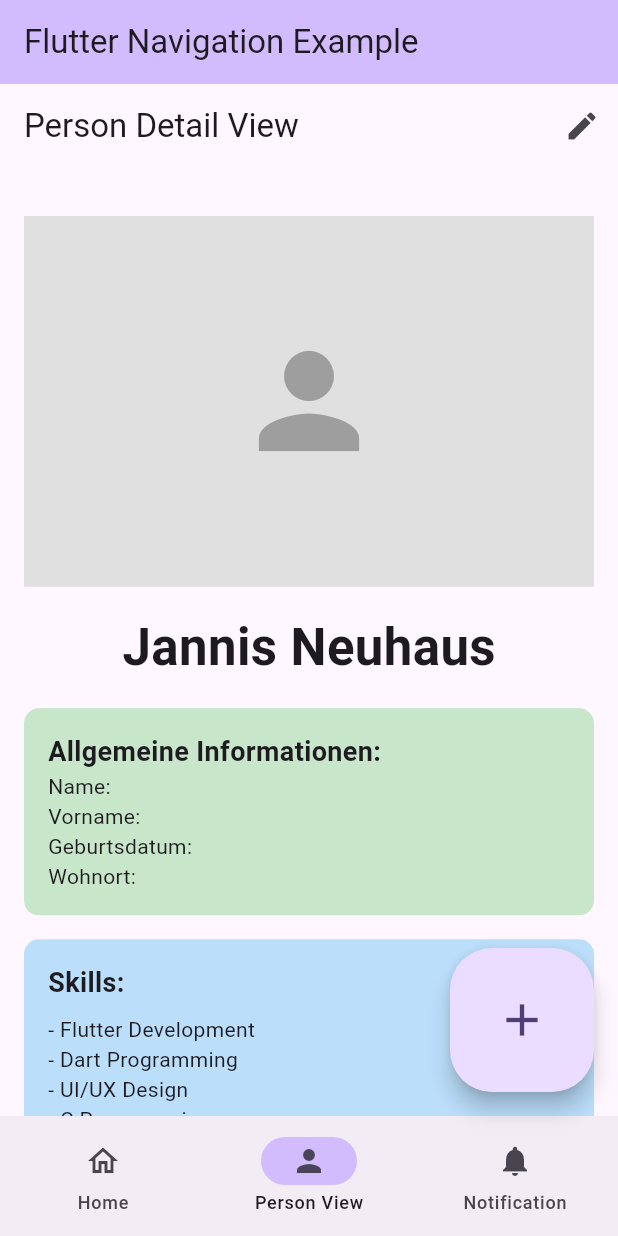
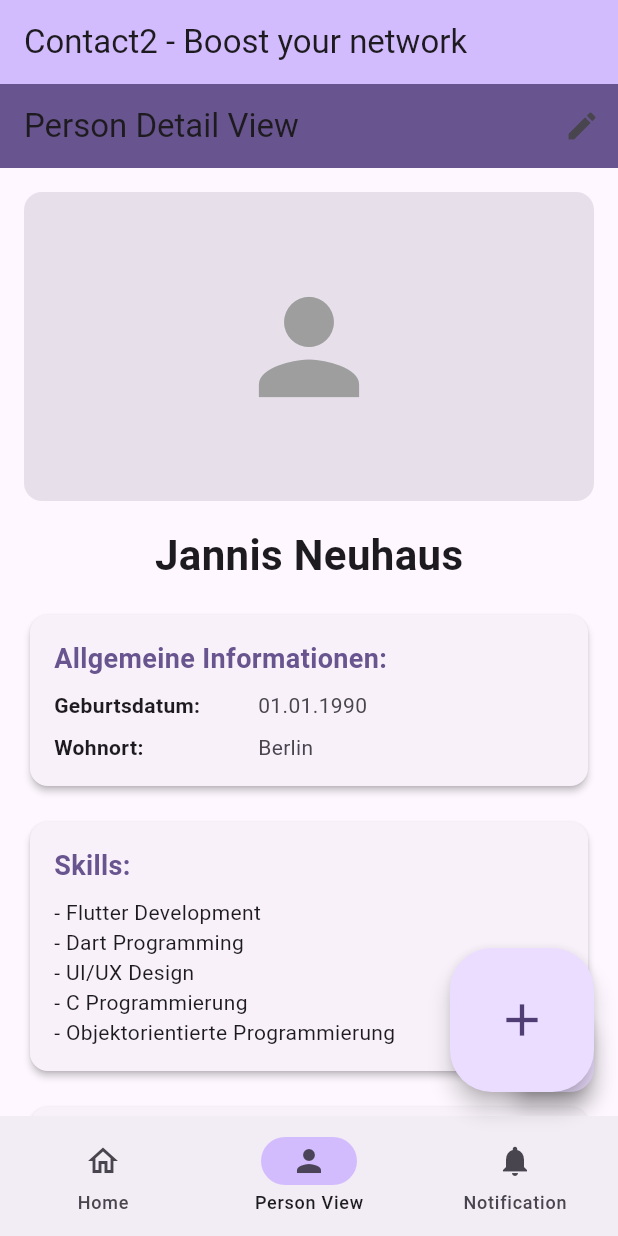
Before and after one commit to Driemtax/connect2, a Flutter app: the screen it shows after launch, item 2 of the bottom bar chosen, on a phone screen of 412 x 824 dp. Run offline on Flutter 3.47's test engine with Material 3 defaults, Android fonts, the light colour scheme and no system bars.

Commit message:
feat: PersonCardView basic Structure finished and redesigned to match app overall design theme

```diff
--- a/lib/main.dart
+++ b/lib/main.dart
@@ -49,7 +49,7 @@ class _MyHomePageState extends State<MyHomePage> {
   Widget build(BuildContext context) {
     return Scaffold(
       appBar: AppBar(
-        title: const Text('Flutter Navigation Example'),
+        title: const Text('Contact2 - Boost your network'),
         backgroundColor: Theme.of(context).colorScheme.inversePrimary,
       ),
       body: Center(
@@ -59,7 +59,7 @@ class _MyHomePageState extends State<MyHomePage> {
         onPressed: () {
           Navigator.push(
             context,
-            MaterialPageRoute(builder: (context) => PersonCardView()),
+            MaterialPageRoute(builder: (context) => const PersonCardView()),
           );
         },
         tooltip: 'Increment',
--- a/lib/screens/person_card_view.dart
+++ b/lib/screens/person_card_view.dart
@@ -1,158 +1,283 @@
 import 'package:flutter/material.dart';
+import 'package:intl/intl.dart'; // Für die Datumformatierung
 
-class PersonCardView extends StatelessWidget {
+class PersonCardView extends StatefulWidget {
   const PersonCardView({super.key});
 
   @override
+  _PersonCardViewState createState() => _PersonCardViewState();
+}
+
+class _PersonCardViewState extends State<PersonCardView> {
+  // Liste der Notizen
+  final List<Note> _notizenListe = [
+    Note(date: '01.01.2023', text: 'Erste Notiz'),
+    Note(date: '02.01.2023', text: 'Zweite Notiz'),
+    Note(date: '03.01.2023', text: 'Dritte Notiz'),
+  ];
+
+  // Methode zum Hinzufügen einer neuen Notiz
+  void _addNotiz(String newText) {
+    setState(() {
+      String formattedDate = DateFormat('dd.MM.yyyy').format(DateTime.now());
+      _notizenListe.add(Note(date: formattedDate, text: newText));
+    });
+  }
+
+  // Methode zum Anzeigen eines Dialogs, um den Benutzer nach dem Notiztext zu fragen
+  Future<void> _showAddNoteDialog() async {
+    String noteText = '';
+
+    await showDialog(
+      context: context,
+      builder: (BuildContext context) {
+        return AlertDialog(
+          title: const Text('Neue Notiz hinzufügen'),
+          content: TextField(
+            decoration: const InputDecoration(hintText: "Notiz eingeben"),
+            onChanged: (value) {
+              noteText = value;
+            },
+          ),
+          actions: <Widget>[
+            TextButton(
+              child: const Text('Abbrechen'),
+              onPressed: () {
+                Navigator.of(context).pop();
+              },
+            ),
+            TextButton(
+              child: const Text('Hinzufügen'),
+              onPressed: () {
+                if (noteText.isNotEmpty) {
+                  _addNotiz(noteText);
+                }
+                Navigator.of(context).pop();
+              },
+            ),
+          ],
+        );
+      },
+    );
+  }
+
+  @override
   Widget build(BuildContext context) {
+    // Greife auf das Farbschema des übergeordneten Themas zu
+    final colorScheme = Theme.of(context).colorScheme;
+
     return Scaffold(
       appBar: AppBar(
         title: const Text('Person Detail View'),
+        backgroundColor: colorScheme.primary,
         actions: [
           IconButton(
             icon: const Icon(Icons.edit),
             onPressed: () {
               // Bearbeiten-Funktion
-              // Implementiere hier deine Logik zum Bearbeiten der Daten
             },
           ),
         ],
       ),
-      body: SingleChildScrollView( // Scrollable Container
+      body: SingleChildScrollView(
         child: Padding(
           padding: const EdgeInsets.all(16.0),
           child: Column(
             crossAxisAlignment: CrossAxisAlignment.start,
             children: [
-              const SizedBox(height: 16),
-              // Foto der Person (Platzhalter als leeres Rechteck)
+              // Foto der Person (Platzhalter)
               Container(
                 width: double.infinity,
-                height: MediaQuery.of(context).size.height * 0.3, // 1/3 der Bildschirmhöhe
-                color: Colors.grey[300], // Platzhalter Farbe
+                height: MediaQuery.of(context).size.height * 0.25,
+                decoration: BoxDecoration(
+                  color: colorScheme.surfaceVariant,
+                  borderRadius: BorderRadius.circular(12),
+                ),
                 child: const Center(
-                  child: Icon(Icons.person, size: 100, color: Colors.grey), // Person Icon als Platzhalter
+                  child: Icon(Icons.person, size: 100, color: Colors.grey),
                 ),
               ),
               const SizedBox(height: 16),
-              const Center(
-                child: Text("Jannis Neuhaus", style: TextStyle(fontSize: 34, fontWeight: FontWeight.bold)),
+              Center(
+                child: Text(
+                  "Jannis Neuhaus",
+                  style: TextStyle(
+                    fontSize: 28,
+                    fontWeight: FontWeight.bold,
+                    color: colorScheme.onSurface,
+                  ),
+                ),
               ),
               const SizedBox(height: 16), // Abstand zwischen den Elementen
 
               // Box mit allgemeinen Informationen
-              Container(
+              SizedBox(
+                width: double.infinity, // Maximale Breite der Box
+                child: Card(
+                  elevation: 2,
+                  shape: RoundedRectangleBorder(
+                    borderRadius: BorderRadius.circular(12),
+                  ),
+                  child: Padding(
                     padding: const EdgeInsets.all(16.0),
-                width: double.infinity,
-                decoration: BoxDecoration(
-                  color: Colors.green[100], // Farbe der Box
-                  borderRadius: BorderRadius.circular(10), // Abgerundete Ecken
-                ),
-                child: const Column(
+                    child: Column(
                       crossAxisAlignment: CrossAxisAlignment.start,
                       children: [
                         Text(
                           'Allgemeine Informationen:',
-                  style: TextStyle(fontSize: 18, fontWeight: FontWeight.bold),
+                          style: TextStyle(
+                            fontSize: 18,
+                            fontWeight: FontWeight.bold,
+                            color: colorScheme.primary,
                           ),
-                Text(
-                  "Name: ", style: TextStyle(fontSize: 14),
                         ),
-                Text(
-                  "Vorname: ", style: TextStyle(fontSize: 14),
+                        const SizedBox(height: 8),
+                        _buildInfoRow("Geburtsdatum", "01.01.1990", colorScheme),
+                        const SizedBox(height: 8),
+                        _buildInfoRow("Wohnort", "Berlin", colorScheme),
+                      ],
                     ),
-                Text(
-                  "Geburtsdatum: ", style: TextStyle(fontSize: 14),
                   ),
-                Text(
-                  "Wohnort: ", style: TextStyle(fontSize: 14),
-                )]
-                ) ,
                 ),
-              const SizedBox(height: 16), // Abstand zwischen den Boxen
+              ),
+              const SizedBox(height: 16),
 
               // Box mit einer Liste von Skills
-              Container(
+              SizedBox(
+                width: double.infinity, // Maximale Breite der Box
+                child: Card(
+                  elevation: 2,
+                  shape: RoundedRectangleBorder(
+                    borderRadius: BorderRadius.circular(12),
+                  ),
+                  child: Padding(
                     padding: const EdgeInsets.all(16.0),
-                width: double.infinity,
-                decoration: BoxDecoration(
-                  color: Colors.blue[100],
-                  borderRadius: BorderRadius.circular(10),
-                ),
-                child: const Column(
+                    child: Column(
                       crossAxisAlignment: CrossAxisAlignment.start,
                       children: [
                         Text(
                           'Skills:',
-                      style: TextStyle(fontSize: 18, fontWeight: FontWeight.bold),
+                          style: TextStyle(
+                            fontSize: 18,
+                            fontWeight: FontWeight.bold,
+                            color: colorScheme.primary,
                           ),
-                    SizedBox(height: 8),
-                    // Beispielhafte Auflistung von Skills
-                    Text('- Flutter Development'),
-                    Text('- Dart Programming'),
-                    Text('- UI/UX Design'),
-                    Text('- C Programmierung'),
-                    Text('- Objektorientierte Programmierung'),
+                        ),
+                        const SizedBox(height: 8),
+                        const Text('- Flutter Development'),
+                        const Text('- Dart Programming'),
+                        const Text('- UI/UX Design'),
+                        const Text('- C Programmierung'),
+                        const Text('- Objektorientierte Programmierung'),
                       ],
                     ),
                   ),
-              const SizedBox(height: 16), // Abstand zwischen den Boxen
+                ),
+              ),
+              const SizedBox(height: 16),
 
-              // Box mit Notizen und kleinem Plus-Button unten rechts
-              Container(
+              // Box mit Notizen
+              SizedBox(
+                width: double.infinity, // Maximale Breite der Box
+                child: Card(
+                  elevation: 2,
+                  shape: RoundedRectangleBorder(
+                    borderRadius: BorderRadius.circular(12),
+                  ),
+                  child: Padding(
                     padding: const EdgeInsets.all(16.0),
-                width: double.infinity,
-                decoration: BoxDecoration(
-                  color: Colors.orange[100],
-                  borderRadius: BorderRadius.circular(10),
-                ),
-                child: Stack(
-                  children: [
-                    const Column(
+                    child: Column(
                       crossAxisAlignment: CrossAxisAlignment.start,
                       children: [
                         Text(
                           'Notizen:',
-                          style: TextStyle(fontSize: 18, fontWeight: FontWeight.bold),
+                          style: TextStyle(
+                            fontSize: 18,
+                            fontWeight: FontWeight.bold,
+                            color: colorScheme.primary,
                           ),
-                        SizedBox(height: 8),
-                        Text('1. Erste Notiz'),
-                        Text('2. Zweite Notiz'),
-                        Text('3. Zweite Notiz'),
-                        Text('4. Zweite Notiz'),
-                        Text('5. Zweite Notiz'),
-                        Text('6. Zweite Notiz'),
-                        Text('7. Zweite Notiz'),
-                        Text('8. Zweite Notiz'),
-                        Text('9. Zweite Notiz')
-                      ],
                         ),
-                    // Kleiner Plus-Button unten rechts
-                    Positioned(
-                      bottom: 0,
-                      right: 0,
-                      child: FloatingActionButton(
-                        mini: true, // Kleiner Button
-                        onPressed: () {
-                          // Logik zum Hinzufügen einer neuen Notiz
-                        },
-                        child: const Icon(Icons.add),
+                        const SizedBox(height: 8),
+                        ListView.builder(
+                          shrinkWrap: true,
+                          physics: const NeverScrollableScrollPhysics(),
+                          itemCount: _notizenListe.length,
+                          itemBuilder: (context, index) {
+                            final notiz = _notizenListe[index];
+                            return Padding(
+                              padding: const EdgeInsets.symmetric(vertical: 4.0),
+                              child: Row(
+                                mainAxisAlignment: MainAxisAlignment.spaceBetween,
+                                children: [
+                                  Text(
+                                    notiz.date,
+                                    style: TextStyle(
+                                      fontWeight: FontWeight.bold,
+                                      color: colorScheme.onSurface,
+                                    ),
+                                  ),
+                                  const SizedBox(width: 16),
+                                  Expanded(
+                                    child: Text(
+                                      notiz.text,
+                                      overflow: TextOverflow.ellipsis,
+                                      style: TextStyle(color: colorScheme.onSurfaceVariant),
                                     ),
                                   ),
                                 ],
+                              ),
+                            );
+                          },
+                        ),
+                      ],
+                    ),
+                  ),
                 ),
               ),
             ],
           ),
         ),
       ),
+      floatingActionButton: FloatingActionButton(
+        onPressed: _showAddNoteDialog,
+        backgroundColor: colorScheme.primaryContainer,
+        child: Icon(Icons.add, color: colorScheme.onPrimaryContainer),
+      ),
+    );
+  }
+
+  // Hilfsmethode zum Erstellen von Info-Reihen
+  Widget _buildInfoRow(String label, String value, ColorScheme colorScheme) {
+    return Row(
+      children: [
+        Expanded(
+          flex: 2,
+          child: Text(
+            "$label:",
+            style: TextStyle(
+              fontWeight: FontWeight.bold,
+              color: colorScheme.onSurface,
+            ),
+          ),
+        ),
+        Expanded(
+          flex: 3,
+          child: Text(
+            value,
+            style: TextStyle(
+              color: colorScheme.onSurfaceVariant,
+            ),
+          ),
+        ),
+      ],
     );
   }
 }
 
-void main() {
-  runApp(const MaterialApp(
-    home: PersonCardView(),
-    debugShowCheckedModeBanner: false,
-  ));
+// Klasse für die Notizen
+class Note {
+  final String date;
+  final String text;
+
+  Note({required this.date, required this.text});
 }
--- a/pubspec.yaml
+++ b/pubspec.yaml
@@ -35,6 +35,7 @@ dependencies:
   # The following adds the Cupertino Icons font to your application.
   # Use with the CupertinoIcons class for iOS style icons.
   cupertino_icons: ^1.0.8
+  intl: ^0.19.0
 
 dev_dependencies:
   flutter_test:
```
Lines whose indentation alone changed are shown as unchanged.
